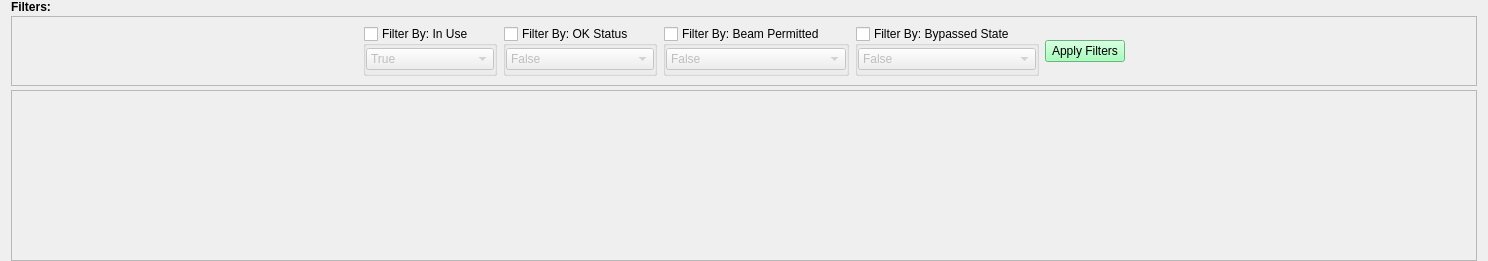
Before: the Qt Designer form fast_faults.ui in slacAWallace/pmps-ui, drawn with Qt 5.
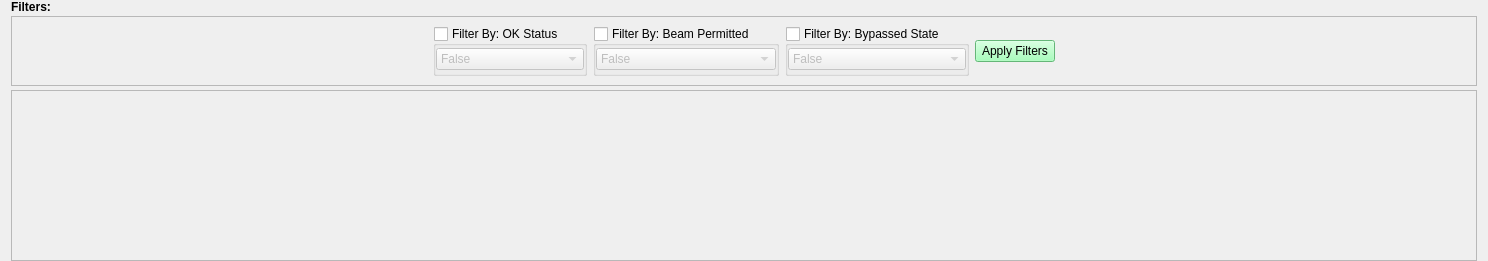
After: the same form once the commit is applied. Custom widgets are drawn as their Qt base class.

Commit message: ENH: Remove InUse filter as it is now default.

The edit to the form file:
```diff
--- a/fast_faults.ui
+++ b/fast_faults.ui
@@ -64,53 +64,6 @@
         </property>
        </spacer>
       </item>
-      <item>
-       <widget class="QGroupBox" name="ff_filter_gb_inuse">
-        <property name="title">
-         <string>Filter By: In Use</string>
-        </property>
-        <property name="checkable">
-         <bool>true</bool>
-        </property>
-        <property name="checked">
-         <bool>false</bool>
-        </property>
-        <layout class="QHBoxLayout" name="horizontalLayout_6">
-         <property name="spacing">
-          <number>0</number>
-         </property>
-         <property name="leftMargin">
-          <number>0</number>
-         </property>
-         <property name="topMargin">
-          <number>0</number>
-         </property>
-         <property name="rightMargin">
-          <number>0</number>
-         </property>
-         <property name="bottomMargin">
-          <number>0</number>
-         </property>
-         <item>
-          <widget class="QComboBox" name="ff_filter_cb_inuse">
-           <property name="currentIndex">
-            <number>1</number>
-           </property>
-           <item>
-            <property name="text">
-             <string>False</string>
-            </property>
-           </item>
-           <item>
-            <property name="text">
-             <string>True</string>
-            </property>
-           </item>
-          </widget>
-         </item>
-        </layout>
-       </widget>
-      </item>
       <item>
        <widget class="QGroupBox" name="ff_filter_gb_ok">
         <property name="title">
```
